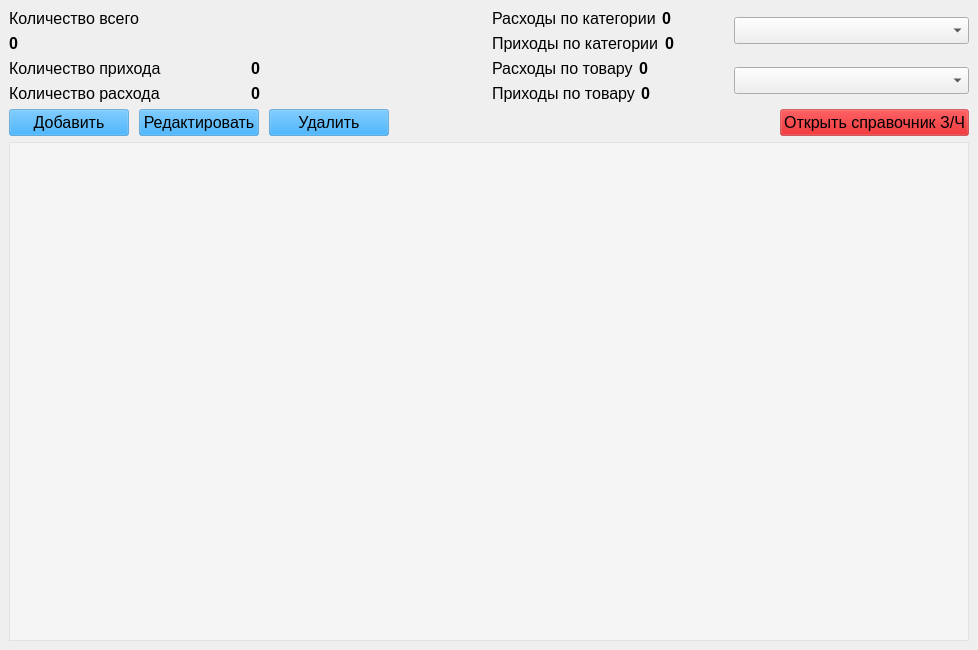
First picture: the form in forms/Form_Main.ui, repository LeonSoftLab/PartsWarehouse, before the edit.
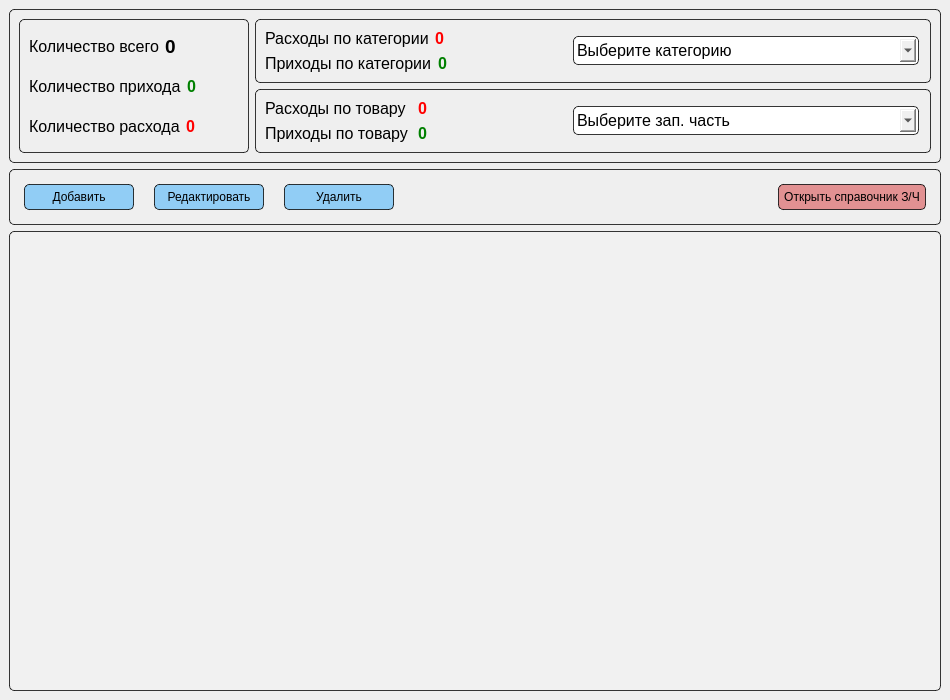
Second picture: the form after the edit.

Patch:
```diff
--- a/forms/Form_Main.ui
+++ b/forms/Form_Main.ui
@@ -6,8 +6,8 @@
    <rect>
     <x>0</x>
     <y>0</y>
-    <width>978</width>
-    <height>650</height>
+    <width>950</width>
+    <height>700</height>
    </rect>
   </property>
   <property name="font">
@@ -20,15 +20,38 @@
    <string>Остатки на складе З/Ч</string>
   </property>
   <widget class="QWidget" name="centralwidget">
+   <property name="styleSheet">
+    <string notr="true"/>
+   </property>
    <layout class="QVBoxLayout" name="verticalLayout_6">
     <item>
-     <layout class="QHBoxLayout" name="horizontalLayout_10">
+     <widget class="QFrame" name="frame_top">
+      <property name="styleSheet">
+       <string notr="true">color: black;
+border: 1px solid rgba(0, 0, 0, 200);
+border-radius : 5px;</string>
+      </property>
+      <layout class="QHBoxLayout" name="horizontalLayout_10" stretch="0,1">
       <item>
+        <widget class="QFrame" name="frame_left">
+         <property name="minimumSize">
+          <size>
+           <width>230</width>
+           <height>0</height>
+          </size>
+         </property>
        <layout class="QVBoxLayout" name="verticalLayout_2">
         <item>
-         <layout class="QVBoxLayout" name="verticalLayout">
+           <layout class="QHBoxLayout" name="horizontalLayout_11">
           <item>
            <widget class="QLabel" name="label_count_all">
+              <property name="styleSheet">
+               <string notr="true">background-color: none;
+color: black;
+font-family: &quot;Arial&quot;;
+font-size: 12pt;
+border: none;</string>
+              </property>
             <property name="text">
              <string>Количество всего</string>
             </property>
@@ -39,10 +62,18 @@
             <property name="font">
              <font>
               <family>Arial</family>
-              <pointsize>12</pointsize>
+                <pointsize>14</pointsize>
               <bold>true</bold>
              </font>
             </property>
+              <property name="styleSheet">
+               <string notr="true">background-color: none;
+color: black;
+font-weight: bold;
+font-family: &quot;Arial&quot;;
+font-size: 14pt;
+border: none;</string>
+              </property>
             <property name="text">
              <string>0</string>
             </property>
@@ -54,6 +85,13 @@
          <layout class="QHBoxLayout" name="horizontalLayout_2">
           <item>
            <widget class="QLabel" name="label_count_in">
+              <property name="styleSheet">
+               <string notr="true">background-color: none;
+color: black;
+font-family: &quot;Arial&quot;;
+font-size: 12pt;
+border: none;</string>
+              </property>
             <property name="text">
              <string>Количество прихода</string>
             </property>
@@ -68,6 +106,14 @@
               <bold>true</bold>
              </font>
             </property>
+              <property name="styleSheet">
+               <string notr="true">background-color: none;
+color: green;
+font-weight: bold;
+font-family: &quot;Arial&quot;;
+font-size: 12pt;
+border: none;</string>
+              </property>
             <property name="text">
              <string>0</string>
             </property>
@@ -79,6 +125,13 @@
          <layout class="QHBoxLayout" name="horizontalLayout_3">
           <item>
            <widget class="QLabel" name="label_count_exp">
+              <property name="styleSheet">
+               <string notr="true">background-color: none;
+color: black;
+font-family: &quot;Arial&quot;;
+font-size: 12pt;
+border: none;</string>
+              </property>
             <property name="text">
              <string>Количество расхода</string>
             </property>
@@ -93,6 +146,14 @@
               <bold>true</bold>
              </font>
             </property>
+              <property name="styleSheet">
+               <string notr="true">background-color: none;
+color: red;
+font-weight: bold;
+font-family: &quot;Arial&quot;;
+font-size: 12pt;
+border: none;</string>
+              </property>
             <property name="text">
              <string>0</string>
             </property>
@@ -101,10 +162,12 @@
          </layout>
         </item>
        </layout>
+        </widget>
       </item>
       <item>
        <layout class="QVBoxLayout" name="verticalLayout_5">
         <item>
+          <widget class="QFrame" name="frame_right1">
          <layout class="QHBoxLayout" name="horizontalLayout_6">
           <item>
            <layout class="QVBoxLayout" name="verticalLayout_3">
@@ -112,6 +175,13 @@
              <layout class="QHBoxLayout" name="horizontalLayout_4">
               <item>
                <widget class="QLabel" name="label_exp_category">
+                  <property name="styleSheet">
+                   <string notr="true">background-color: none;
+color: black;
+font-family: &quot;Arial&quot;;
+font-size: 12pt;
+border: none;</string>
+                  </property>
                 <property name="text">
                  <string>Расходы по категории</string>
                 </property>
@@ -126,6 +196,14 @@
                   <bold>true</bold>
                  </font>
                 </property>
+                  <property name="styleSheet">
+                   <string notr="true">background-color: none;
+color: red;
+font-weight: bold;
+font-family: &quot;Arial&quot;;
+font-size: 12pt;
+border: none;</string>
+                  </property>
                 <property name="text">
                  <string>0</string>
                 </property>
@@ -137,6 +215,13 @@
              <layout class="QHBoxLayout" name="horizontalLayout_5">
               <item>
                <widget class="QLabel" name="label_in_category">
+                  <property name="styleSheet">
+                   <string notr="true">background-color: none;
+color: black;
+font-family: &quot;Arial&quot;;
+font-size: 12pt;
+border: none;</string>
+                  </property>
                 <property name="text">
                  <string>Приходы по категории</string>
                 </property>
@@ -151,6 +236,14 @@
                   <bold>true</bold>
                  </font>
                 </property>
+                  <property name="styleSheet">
+                   <string notr="true">background-color: none;
+color: green;
+font-weight: bold;
+font-family: &quot;Arial&quot;;
+font-size: 12pt;
+border: none;</string>
+                  </property>
                 <property name="text">
                  <string>0</string>
                 </property>
@@ -161,11 +254,30 @@
            </layout>
           </item>
           <item>
-           <widget class="QComboBox" name="comboBox_category"/>
-          </item>
-         </layout>
+             <widget class="QComboBox" name="comboBox_category">
+              <property name="minimumSize">
+               <size>
+                <width>350</width>
+                <height>0</height>
+               </size>
+              </property>
+              <property name="styleSheet">
+               <string notr="true">color: black;
+font-family: &quot;Arial&quot;;
+font-size: 12pt;
+margin: 2px;
+padding: 3px;</string>
+              </property>
+              <property name="placeholderText">
+               <string>Выберите категорию</string>
+              </property>
+             </widget>
+            </item>
+           </layout>
+          </widget>
         </item>
         <item>
+          <widget class="QFrame" name="frame_right2">
          <layout class="QHBoxLayout" name="horizontalLayout_9">
           <item>
            <layout class="QVBoxLayout" name="verticalLayout_4">
@@ -173,6 +285,13 @@
              <layout class="QHBoxLayout" name="horizontalLayout_8">
               <item>
                <widget class="QLabel" name="label_exp_parts">
+                  <property name="styleSheet">
+                   <string notr="true">background-color: none;
+color: black;
+font-family: &quot;Arial&quot;;
+font-size: 12pt;
+border: none;</string>
+                  </property>
                 <property name="text">
                  <string>Расходы по товару</string>
                 </property>
@@ -187,6 +306,14 @@
                   <bold>true</bold>
                  </font>
                 </property>
+                  <property name="styleSheet">
+                   <string notr="true">background-color: none;
+color: red;
+font-weight: bold;
+font-family: &quot;Arial&quot;;
+font-size: 12pt;
+border: none;</string>
+                  </property>
                 <property name="text">
                  <string>0</string>
                 </property>
@@ -198,6 +325,13 @@
              <layout class="QHBoxLayout" name="horizontalLayout_7">
               <item>
                <widget class="QLabel" name="label_in_parts">
+                  <property name="styleSheet">
+                   <string notr="true">background-color: none;
+color: black;
+font-family: &quot;Arial&quot;;
+font-size: 12pt;
+border: none;</string>
+                  </property>
                 <property name="text">
                  <string>Приходы по товару</string>
                 </property>
@@ -212,6 +346,14 @@
                   <bold>true</bold>
                  </font>
                 </property>
+                  <property name="styleSheet">
+                   <string notr="true">background-color: none;
+color: green;
+font-weight: bold;
+font-family: &quot;Arial&quot;;
+font-size: 12pt;
+border: none;</string>
+                  </property>
                 <property name="text">
                  <string>0</string>
                 </property>
@@ -222,15 +364,40 @@
            </layout>
           </item>
           <item>
-           <widget class="QComboBox" name="comboBox_parts"/>
-          </item>
-         </layout>
+             <widget class="QComboBox" name="comboBox_parts">
+              <property name="minimumSize">
+               <size>
+                <width>350</width>
+                <height>0</height>
+               </size>
+              </property>
+              <property name="styleSheet">
+               <string notr="true">color: black;
+font-family: &quot;Arial&quot;;
+font-size: 12pt;
+margin: 2px;
+padding: 3px;</string>
+              </property>
+              <property name="placeholderText">
+               <string>Выберите зап. часть</string>
+              </property>
+             </widget>
+            </item>
+           </layout>
+          </widget>
         </item>
        </layout>
       </item>
      </layout>
+     </widget>
     </item>
     <item>
+     <widget class="QFrame" name="frame_middle">
+      <property name="styleSheet">
+       <string notr="true">color: black;
+border: 1px solid rgba(0, 0, 0, 200);
+border-radius : 5px;</string>
+      </property>
      <layout class="QHBoxLayout" name="horizontalLayout" stretch="0,0,0,0,0">
       <property name="spacing">
        <number>10</number>
@@ -247,6 +414,8 @@
          <string notr="true">QPushButton {
 font: 10pt &quot;Arial&quot;;
 background-color: rgba(0, 153, 255, 100);
+margin: 5px;
+padding: 5px;
 }
 QPushButton:hover {
 background-color: rgba(2, 144, 0, 150);
@@ -270,6 +439,8 @@
          <string notr="true">QPushButton {
 font: 10pt &quot;Arial&quot;;
 background-color: rgba(0, 153, 255, 100);
+margin: 5px;
+padding: 5px;
 }
 QPushButton:hover {
 background-color: rgba(2, 144, 0, 150);
@@ -293,6 +464,8 @@
          <string notr="true">QPushButton {
 font: 10pt &quot;Arial&quot;;
 background-color: rgba(0, 153, 255, 100);
+margin: 5px;
+padding: 5px;
 }
 QPushButton:hover {
 background-color: rgba(2, 144, 0, 150);
@@ -350,6 +523,8 @@
          <string notr="true">QPushButton {
 background-color: rgba(207, 0, 3, 100);
 font: 10pt &quot;Arial&quot;;
+margin: 5px;
+padding: 5px;
 }
 QPushButton:hover {
 background-color: rgba(2, 144, 0, 150);
@@ -365,16 +540,25 @@
        </widget>
       </item>
      </layout>
+     </widget>
     </item>
     <item>
      <widget class="QTableView" name="tableView">
       <property name="styleSheet">
        <string notr="true">QTableView {
-	background-color: rgba(255, 255, 255, 100)
+ background-color: rgba(255, 255, 255, 30);
+ border: 1px solid rgba(0, 0, 0, 200);
+ color: black;
+ border-radius : 5px;
 }
 
 QTableView::section {
-background-color: rgba(30, 144, 255, 100)
+ background-color: rgba(30, 144, 255, 100);
+ color: black;
+ font-weight: bold;
+ border: 1px solid rgba(0, 0, 0, 200);
+ height: 40px;
+ border-radius : 5px;
 }
 
 QTableView::item:selected{
```
Left out of the diff: 16 changed lines with no effect on the pictures. Lines whose indentation alone changed are shown as unchanged.
